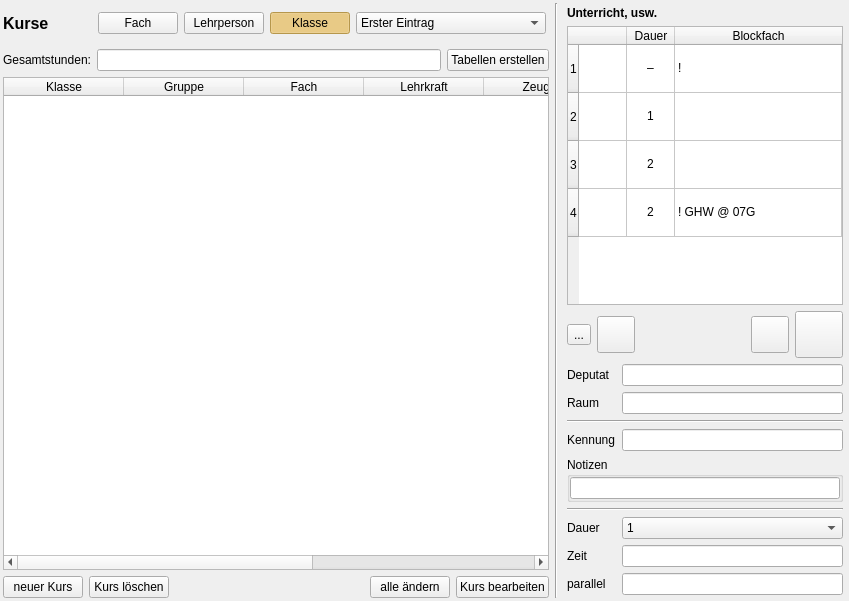
Qt form wz-data/ui/course_editor.ui (gradgrind/WZ3) before a commit.
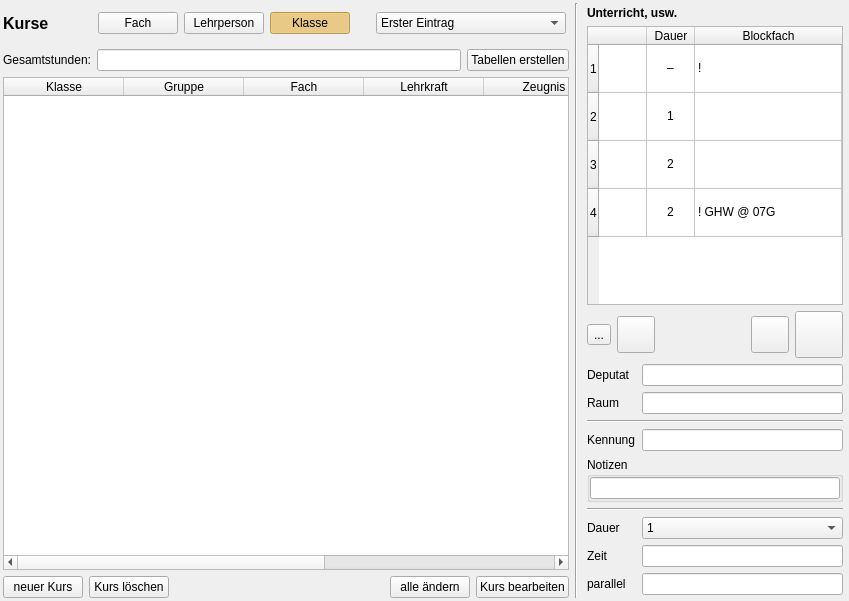
The same form after that commit. Icons and pictures are not drawn.

Patch:
```diff
--- a/wz-data/ui/course_editor.ui
+++ b/wz-data/ui/course_editor.ui
@@ -137,6 +137,19 @@
             </attribute>
            </widget>
           </item>
+          <item>
+           <spacer name="horizontalSpacer_2">
+            <property name="orientation">
+             <enum>Qt::Horizontal</enum>
+            </property>
+            <property name="sizeHint" stdset="0">
+             <size>
+              <width>20</width>
+              <height>20</height>
+             </size>
+            </property>
+           </spacer>
+          </item>
           <item>
            <widget class="QComboBox" name="combo_class">
             <property name="sizeAdjustPolicy">
```
